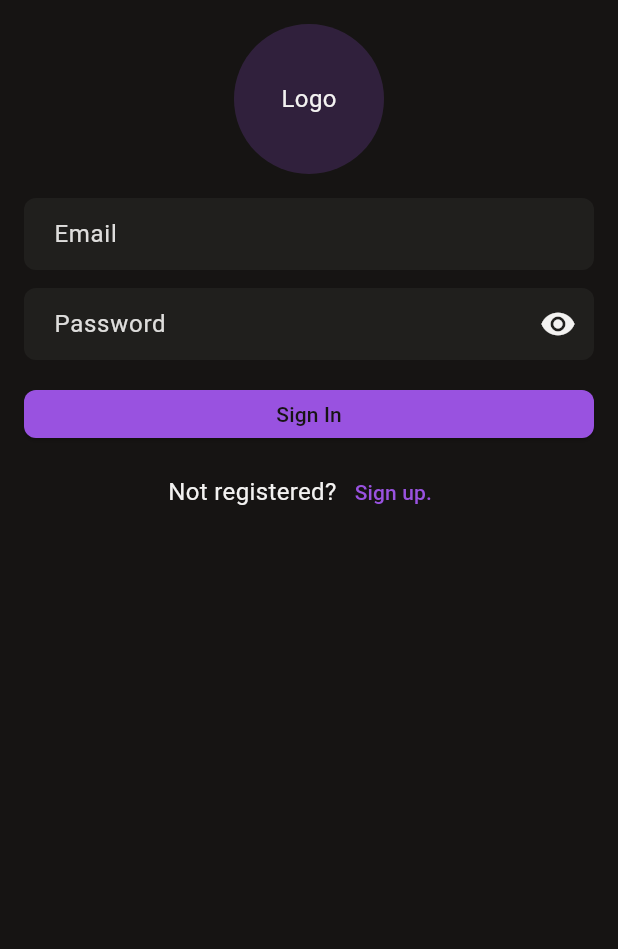
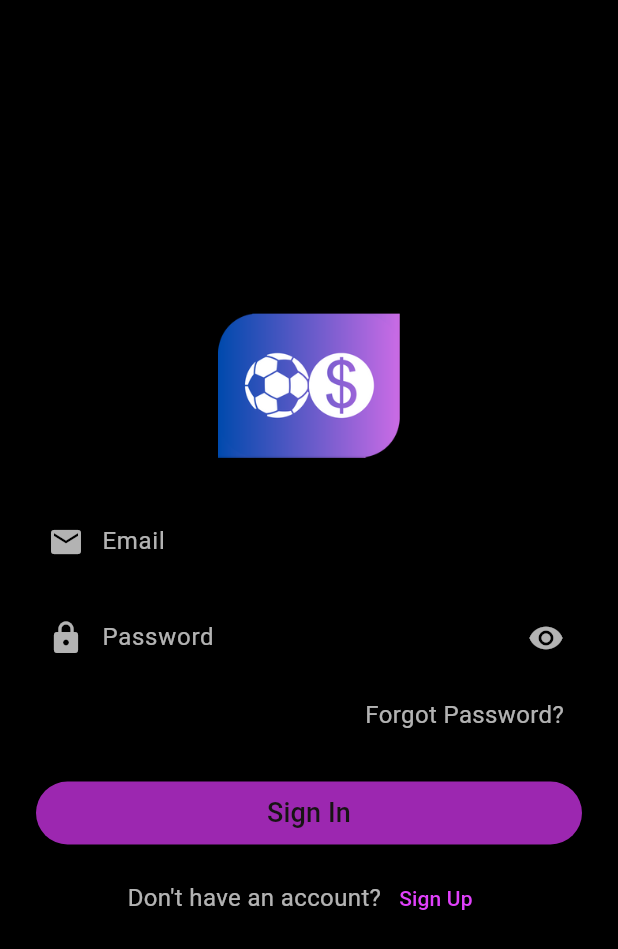
Before and after one commit to ISIS3510-202510-T14/Mobile, a Flutter app: the screen it shows after launch, on a phone screen of 412 x 824 dp. Shown: the top 949 px of the screen. Run offline on Flutter 3.47's test engine with Material 3 defaults, Android fonts, the phone set to English and light mode, and no system bars; our stand-ins replace cloud_firestore, firebase_auth, firebase_core; accounts and stored records are empty.

Commit message:
[#2] feat: UI change

```diff
--- a/lib/presentation/screens/login_screen.dart
+++ b/lib/presentation/screens/login_screen.dart
@@ -17,7 +17,6 @@ class LoginScreen extends StatefulWidget {
 class _LoginScreenState extends State<LoginScreen> with SingleTickerProviderStateMixin {
   final TextEditingController _emailController = TextEditingController();
   final TextEditingController _passwordController = TextEditingController();
-
   bool _obscurePassword = true;
 
   late AnimationController _fadeController;
@@ -34,7 +33,6 @@ class _LoginScreenState extends State<LoginScreen> with SingleTickerProviderStat
       parent: _fadeController,
       curve: Curves.easeIn,
     );
-    // Start the fade animation when the screen appears
     WidgetsBinding.instance.addPostFrameCallback((_) {
       _fadeController.forward();
     });
@@ -50,105 +48,86 @@ class _LoginScreenState extends State<LoginScreen> with SingleTickerProviderStat
 
   @override
   Widget build(BuildContext context) {
-    // Access the theme for styles
     final theme = Theme.of(context);
     final textTheme = theme.textTheme;
 
     return Scaffold(
-      // Dark theme background is already applied from the global ThemeData
+      backgroundColor: Colors.black,
       body: FadeTransition(
         opacity: _fadeAnimation,
         child: SafeArea(
+          child: Center(
             child: SingleChildScrollView(
-            padding: const EdgeInsets.all(AppSpacing.l),
+              padding: const EdgeInsets.symmetric(horizontal: 24),
               child: Column(
                 crossAxisAlignment: CrossAxisAlignment.center,
                 children: [
-                // 1) LOGO or DUMMY IMAGE
-                Container(
+                  // Logo
+                  Image.asset(
+                    'assets/images/logo_symbol.png', // Update with actual logo path
                     height: 100,
-                  width: 100,
-                  margin: const EdgeInsets.only(bottom: AppSpacing.l),
-                  decoration: BoxDecoration(
-                    color: theme.colorScheme.primary.withOpacity(0.2),
-                    shape: BoxShape.circle,
                   ),
-                  child: Center(
+                  const SizedBox(height: 32),
+
+                  // Email Input
+                  _buildTextField(
+                    controller: _emailController,
+                    label: 'Email',
+                    icon: Icons.email,
+                  ),
+                  const SizedBox(height: 16),
+
+                  // Password Input
+                  _buildTextField(
+                    controller: _passwordController,
+                    label: 'Password',
+                    icon: Icons.lock,
+                    obscureText: _obscurePassword,
+                    isPassword: true,
+                  ),
+                  const SizedBox(height: 8),
+
+                  // Forgot Password
+                  Align(
+                    alignment: Alignment.centerRight,
+                    child: TextButton(
+                      onPressed: () {}, // Implement Forgot Password logic
                       child: Text(
-                      'Logo',
-                      style: textTheme.bodyMedium?.copyWith(
-                        color: theme.colorScheme.onSurface,
+                        'Forgot Password?',
+                        style: textTheme.bodyMedium?.copyWith(color: Colors.white70),
                       ),
                     ),
                   ),
-                ),
+                  const SizedBox(height: 24),
 
-                // 2) EMAIL TEXT FIELD
-                TextField(
-                  controller: _emailController,
-                  keyboardType: TextInputType.emailAddress,
-                  autocorrect: false,
-                  decoration: InputDecoration(
-                    labelText: 'Email',
-                    hintText: 'Enter your email',
-                  ),
-                ),
-
-                SizedBox(height: AppSpacing.m),
-
-                // 3) PASSWORD TEXT FIELD with Toggle Icon
-                TextField(
-                  controller: _passwordController,
-                  obscureText: _obscurePassword,
-                  autocorrect: false,
-                  decoration: InputDecoration(
-                    labelText: 'Password',
-                    hintText: 'Enter your password',
-                    suffixIcon: AnimatedSwitcher(
-                      duration: const Duration(milliseconds: 300),
-                      transitionBuilder: (Widget child, Animation<double> animation) {
-                        return ScaleTransition(scale: animation, child: child);
-                      },
-                      child: IconButton(
-                        key: ValueKey<bool>(_obscurePassword),
-                        icon: Icon(
-                          _obscurePassword ? Icons.visibility : Icons.visibility_off,
-                        ),
-                        onPressed: () {
-                          setState(() {
-                            _obscurePassword = !_obscurePassword;
-                          });
-                        },
-                        tooltip: _obscurePassword ? 'Show password' : 'Hide password',
-                      ),
-                    ),
-                  ),
-                ),
-
-                SizedBox(height: AppSpacing.l),
-
-                // 4) SIGN IN BUTTON
+                  // Sign In Button
                   SizedBox(
                     width: double.infinity,
                     child: ElevatedButton(
                       onPressed: _handleSignIn,
-                    child: const Text('Sign In'),
+                      style: ElevatedButton.styleFrom(
+                        backgroundColor: Colors.purple,
+                        shape: RoundedRectangleBorder(
+                          borderRadius: BorderRadius.circular(30),
+                        ),
+                        padding: const EdgeInsets.symmetric(vertical: 16),
+                      ),
+                      child: const Text('Sign In', style: TextStyle(fontSize: 18)),
                     ),
                   ),
+                  const SizedBox(height: 16),
 
-                SizedBox(height: AppSpacing.m),
-
-                // 5) "Not registered? Sign up."
+                  // Sign Up Link
                   Row(
                     mainAxisAlignment: MainAxisAlignment.center,
                     children: [
                       Text(
-                      "Not registered?",
-                      style: textTheme.bodyMedium,
+                        "Don't have an account?",
+                        style: textTheme.bodyMedium?.copyWith(color: Colors.white70),
                       ),
                       TextButton(
                         onPressed: _handleSignUp,
-                      child: const Text('Sign up.'),
+                        child: const Text('Sign Up', style: TextStyle(color: Colors.purpleAccent)),
                       ),
                     ],
                   ),
@@ -157,34 +136,68 @@ class _LoginScreenState extends State<LoginScreen> with SingleTickerProviderStat
             ),
           ),
         ),
+      ),
+    );
+  }
+
+  Widget _buildTextField({
+    required TextEditingController controller,
+    required String label,
+    required IconData icon,
+    bool obscureText = false,
+    bool isPassword = false,
+  }) {
+    return TextField(
+      controller: controller,
+      obscureText: obscureText,
+      style: const TextStyle(color: Colors.white),
+      decoration: InputDecoration(
+        labelText: label,
+        labelStyle: const TextStyle(color: Colors.white70),
+        filled: true,
+        fillColor: Colors.black54,
+        prefixIcon: Icon(icon, color: Colors.white70),
+        suffixIcon: isPassword
+            ? IconButton(
+                icon: Icon(obscureText ? Icons.visibility : Icons.visibility_off, color: Colors.white70),
+                onPressed: () {
+                  setState(() {
+                    _obscurePassword = !_obscurePassword;
+                  });
+                },
+              )
+            : null,
+        border: OutlineInputBorder(
+          borderRadius: BorderRadius.circular(30),
+          borderSide: BorderSide.none,
+        ),
+      ),
     );
   }
 
   void _handleSignIn() async {
     try {
-      await authService.value.signInWithEmailAndPassword(email: _emailController.text, password: _passwordController.text);
+      await authService.value.signInWithEmailAndPassword(
+        email: _emailController.text,
+        password: _passwordController.text,
+      );
+
+      // Navigate to MatchesView
+      Navigator.pushReplacement(
+        context,
+        MaterialPageRoute(builder: (context) => MatchesView()),
+      );
     } on FirebaseAuthException catch (e) {
       ScaffoldMessenger.of(context).showSnackBar(
-        SnackBar(content: Text(e.toString())),
+        SnackBar(content: Text(e.message ?? "Authentication Error")),
       );
     }
-
-    //var token = await authService.value.getToken();
-    //navigate to matches view
-
-    //Push replacement to avoid back navigation
-    Navigator.pushReplacement(context, MaterialPageRoute(builder: (context) => MatchesView()));
-
-    debugPrint('Signing in with email: ${_emailController.text}, password: ${_passwordController.text}');
   }
 
   void _handleSignUp() {
-    setState(() {
-      debugPrint('Navigate to Sign Up screen');
     Navigator.push(
       context,
       MaterialPageRoute(builder: (context) => SignUpScreen()),
     );
-    });
   }
 }
--- a/lib/presentation/screens/sign_up_screen.dart
+++ b/lib/presentation/screens/sign_up_screen.dart
@@ -97,7 +97,7 @@ class _SignUpScreenState extends State<SignUpScreen> {
 
             GestureDetector(
               onTap: () {
-                print("Navigate to Sign In screen");
+                Navigator.pop(context);
               },
               child: Text(
                 "Already have an account? Sign In",
```
Lines whose indentation alone changed are shown as unchanged.
